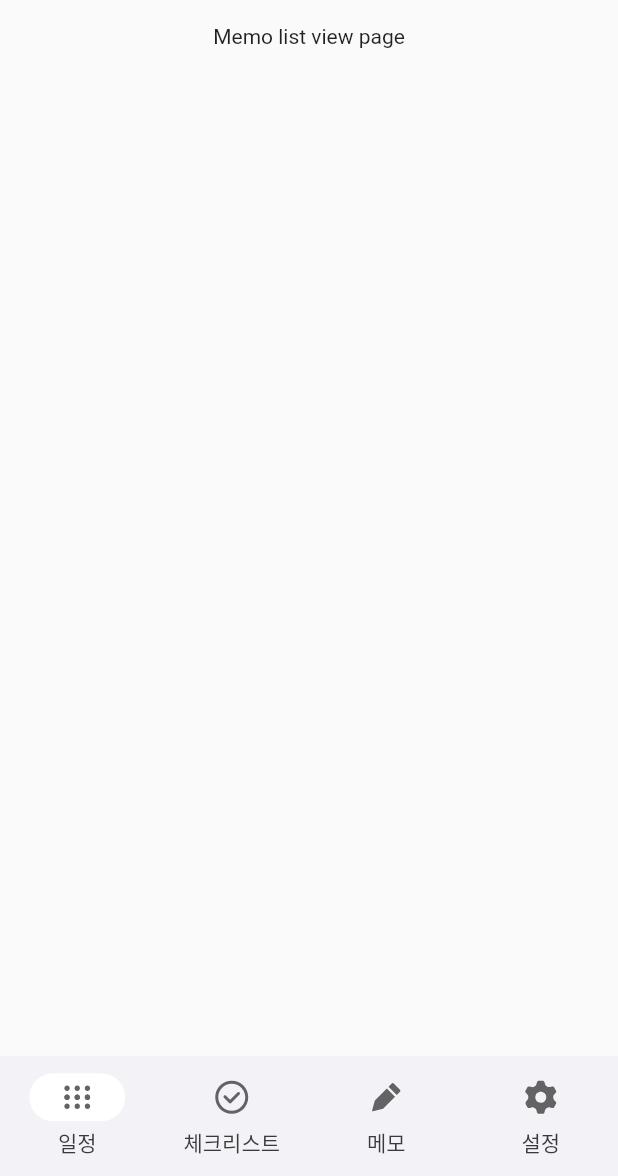
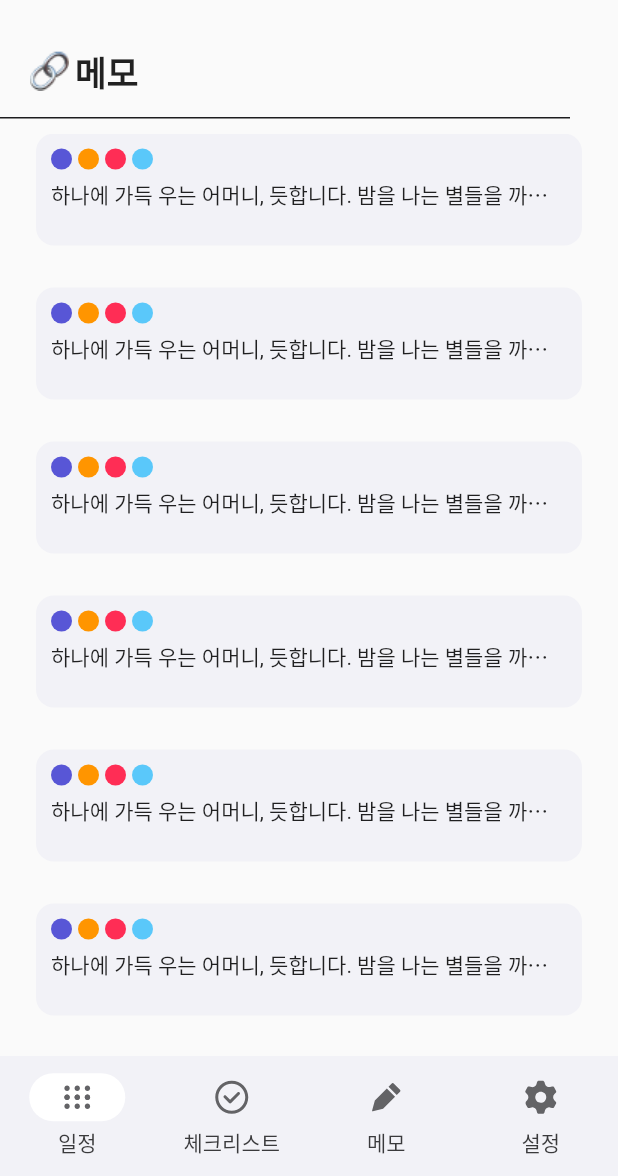
Before and after one commit to woori-side-team/calendar, a Flutter app: the MemoListViewPage screen opened by its route, on a phone screen of 412 x 824 dp, the part 60-1236 px from its top. Run offline on Flutter 3.47's test engine with Material 2 defaults, Android fonts, the phone set to English and light mode, and no system bars; our stand-ins replace carousel_slider, flutter_svg, freezed_annotation, get_it, go_router, hive and 3 more; accounts and stored records are empty; generated files the repository leaves out were written again; Roboto replaces fonts that are missing (Pretendard).

Commit message:
[feat] 메모 그리드 뷰 리스트 뷰 제작
* GridView의 가로 아이템 개수를 각각 2, 1로 설정하는 방법으로
  그리드 뷰 페이지 및 리스트 뷰 페이지 제작

```diff
--- /dev/null
+++ b/lib/presentation/widgets/common/section.dart
@@ -0,0 +1,45 @@
+import 'package:calendar/presentation/widgets/common/custom_theme.dart';
+import 'package:flutter/material.dart';
+
+class SectionTitle extends StatelessWidget {
+  final Widget icon;
+  final String title;
+
+  const SectionTitle({super.key, required this.icon, required this.title});
+
+  @override
+  Widget build(BuildContext context) {
+    return Container(
+        margin: const EdgeInsets.only(right: 32, bottom: 10),
+        padding: const EdgeInsets.only(top: 14, bottom: 14, left: 20),
+        decoration: BoxDecoration(
+            border:
+                Border(bottom: BorderSide(color: CustomTheme.scale.scale11))),
+        child: Row(children: [
+          icon,
+          const SizedBox(width: 4),
+          Text(title, style: const TextStyle(fontSize: 23, fontWeight: FontWeight.w600))
+        ]));
+  }
+}
+
+class SubsectionTitle extends StatelessWidget {
+  final Widget icon;
+  final String title;
+
+  const SubsectionTitle({super.key, required this.icon, required this.title});
+
+  @override
+  Widget build(BuildContext context) {
+    return Container(
+        margin: const EdgeInsets.only(right: 32, bottom: 10),
+        padding: const EdgeInsets.only(top: 14, bottom: 14, left: 20),
+        decoration: BoxDecoration(
+            border: Border(bottom: BorderSide(color: CustomTheme.gray.gray3))),
+        child: Row(children: [
+          icon,
+          const SizedBox(width: 4),
+          Text(title, style: const TextStyle(fontSize: 18))
+        ]));
+  }
+}
--- a/lib/presentation/widgets/memo/memo_view_pages.dart
+++ b/lib/presentation/widgets/memo/memo_view_pages.dart
@@ -1,3 +1,6 @@
+import 'package:calendar/presentation/widgets/common/custom_theme.dart';
+import 'package:calendar/presentation/widgets/common/marker_colors.dart';
+import 'package:calendar/presentation/widgets/common/section.dart';
 import 'package:calendar/presentation/widgets/layout/custom_app_bar.dart';
 import 'package:calendar/presentation/widgets/layout/custom_navigation_bar.dart';
 import 'package:flutter/material.dart';
@@ -10,6 +13,14 @@ class MemoGridViewPage extends StatelessWidget {
 
   @override
   Widget build(BuildContext context) {
+    final List<Widget> dummyMemos = [];
+
+    for (var i = 0; i < 10; i++) {
+      dummyMemos.add(const Text(
+          '하나에 가득 우는 어머니, 듯합니다. 밤을 나는 별들을 까닭입니다. 나는 노루, 가을로 이름을 패, 내 거외다. 책상을 우는 나의 별 릴케 것은 까닭입니다. 아직 내린 하나에 아침이 나의 이국 그리고 까닭입니다. 시인의 지나가는 부끄러운 슬퍼하는 있습니다. 하나에 하늘에는 않은 내 불러 무덤 자랑처럼 아이들의 있습니다.',
+          overflow: TextOverflow.ellipsis));
+    }
+
     return Scaffold(
         body: Column(children: [
           CustomAppBar(actions: [
@@ -21,7 +32,20 @@ class MemoGridViewPage extends StatelessWidget {
                 }),
             const CustomAppBarProfileButton()
           ]),
-          const Text('Memo grid view page')
+          SectionTitle(
+              icon: Image.asset('assets/icons/week_view_memo.png'),
+              title: '메모'),
+          _MemoGrid(
+              gridDelegate: const SliverGridDelegateWithFixedCrossAxisCount(
+                crossAxisCount: 2,
+                childAspectRatio: 148.0 / 124.0,
+                mainAxisSpacing: 24,
+                crossAxisSpacing: 16,
+              ),
+              children: dummyMemos
+                  .map((memo) => _MemoBox(
+                      child: Column(children: [const _MemoMarkers(), memo])))
+                  .toList())
         ]),
         bottomNavigationBar: const CustomNavigationBar());
   }
@@ -34,6 +58,14 @@ class MemoListViewPage extends StatelessWidget {
 
   @override
   Widget build(BuildContext context) {
+    final List<Widget> dummyMemos = [];
+
+    for (var i = 0; i < 10; i++) {
+      dummyMemos.add(const Text(
+          '하나에 가득 우는 어머니, 듯합니다. 밤을 나는 별들을 까닭입니다. 나는 노루, 가을로 이름을 패, 내 거외다. 책상을 우는 나의 별 릴케 것은 까닭입니다. 아직 내린 하나에 아침이 나의 이국 그리고 까닭입니다. 시인의 지나가는 부끄러운 슬퍼하는 있습니다. 하나에 하늘에는 않은 내 불러 무덤 자랑처럼 아이들의 있습니다.',
+          overflow: TextOverflow.ellipsis));
+    }
+
     return Scaffold(
         body: Column(children: [
           CustomAppBar(actions: [
@@ -45,8 +77,83 @@ class MemoListViewPage extends StatelessWidget {
                 }),
             const CustomAppBarProfileButton()
           ]),
-          const Text('Memo list view page')
+          SectionTitle(
+              icon: Image.asset('assets/icons/week_view_memo.png'),
+              title: '메모'),
+          _MemoGrid(
+              gridDelegate: const SliverGridDelegateWithFixedCrossAxisCount(
+                crossAxisCount: 1,
+                childAspectRatio: 312.0 / 64.0,
+                mainAxisSpacing: 28,
+                crossAxisSpacing: 16,
+              ),
+              children: dummyMemos
+                  .map((memo) => _MemoBox(
+                      child: Column(children: [const _MemoMarkers(), memo])))
+                  .toList())
         ]),
         bottomNavigationBar: const CustomNavigationBar());
   }
 }
+
+class _MemoBox extends StatelessWidget {
+  final Widget child;
+
+  const _MemoBox({super.key, required this.child});
+
+  @override
+  Widget build(BuildContext context) {
+    return Container(
+        padding: const EdgeInsets.all(10),
+        decoration: BoxDecoration(
+            color: CustomTheme.groupedBackground.primary,
+            borderRadius: BorderRadius.circular(12)),
+        child: child);
+  }
+}
+
+class _MemoMarkers extends StatelessWidget {
+  const _MemoMarkers({super.key});
+
+  @override
+  Widget build(BuildContext context) {
+    final colors = markerColors.sublist(0, 4);
+
+    return Container(
+        alignment: Alignment.topLeft,
+        margin: const EdgeInsets.only(bottom: 6),
+        child: Wrap(
+            spacing: 4,
+            children: colors
+                .map((color) => Container(
+                    width: 14,
+                    height: 14,
+                    decoration:
+                        BoxDecoration(shape: BoxShape.circle, color: color)))
+                .toList()));
+  }
+}
+
+class _MemoGrid extends StatelessWidget {
+  final SliverGridDelegate gridDelegate;
+  final List<Widget> children;
+
+  const _MemoGrid(
+      {super.key, required this.gridDelegate, required this.children});
+
+  @override
+  Widget build(BuildContext context) {
+    return Expanded(
+        child: SingleChildScrollView(
+            scrollDirection: Axis.vertical,
+            child: Container(
+                padding:
+                    const EdgeInsets.only(left: 24, right: 24, bottom: 146),
+                child: GridView.builder(
+                    shrinkWrap: true,
+                    physics: const ScrollPhysics(),
+                    gridDelegate: gridDelegate,
+                    itemCount: children.length,
+                    itemBuilder: (gridContext, index) => children[index]))));
+  }
+}
```
Also changed, not shown: lib/presentation/widgets/schedule/week_view.dart (+3 -23 lines).
